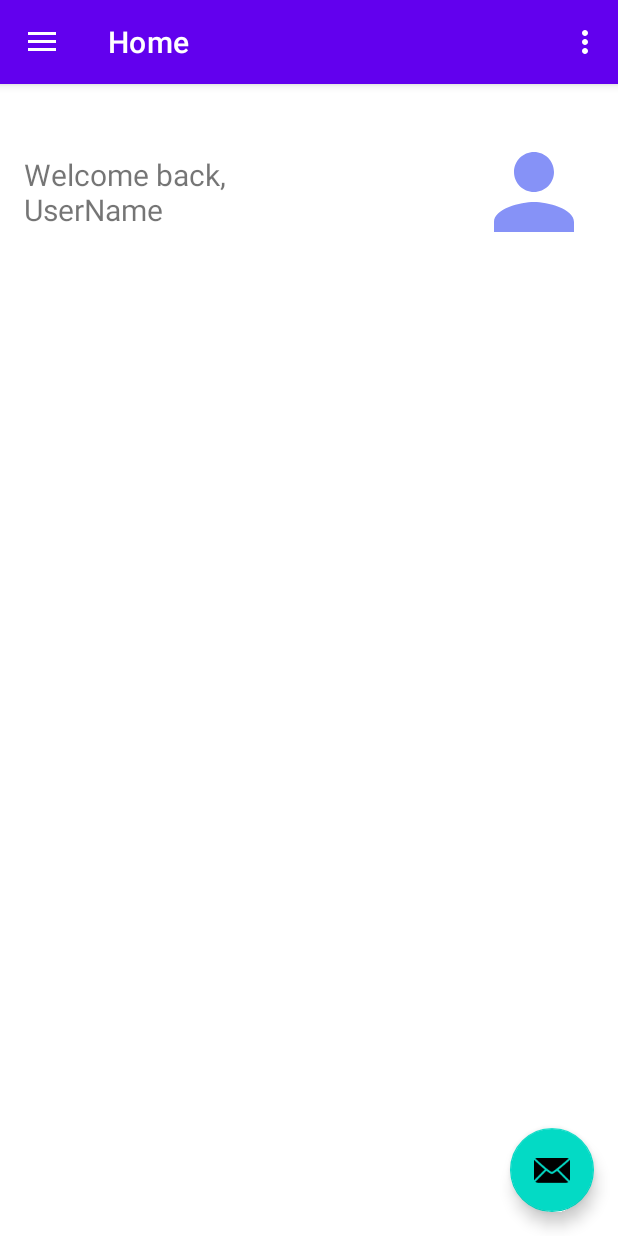
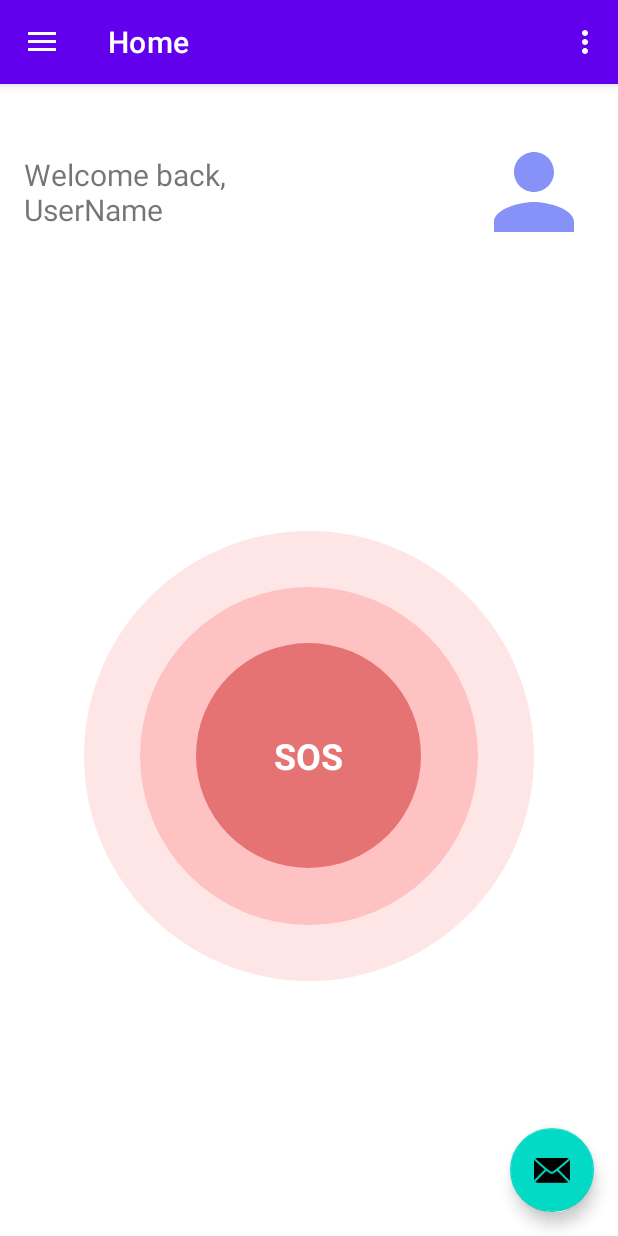
Before and after one commit to DARSHAN-AB/Respondr, an Android app: the screen it shows after launch once a user with an empty profile is signed in (MainActivity), on a phone screen of 412 x 824 dp. Run offline under Robolectric (Android 15) with nearby library versions, the phone set to English and light mode, and no system bars; our stand-ins replace Firebase (no records; nobody signed in at launch, a user with empty details on screens opened directly), navigation-ui.

Commit message:
SOS circle added in home page animation pending user name setting pending code completed

```diff
--- a/app/src/main/java/com/example/respondr/MainActivity.java
+++ b/app/src/main/java/com/example/respondr/MainActivity.java
@@ -31,7 +31,8 @@ public class MainActivity extends AppCompatActivity {
     private AppBarConfiguration mAppBarConfiguration;
     private ActivityMainBinding binding;
     private FirebaseAuth auth;
-    private TextView headerUserEmail;
+    private TextView headerUserEmail,headerUserName;
+    private String displayName;
     private ProgressDialog logoutprogress;
 
     @Override
@@ -67,6 +68,9 @@ public class MainActivity extends AppCompatActivity {
         View headerView = navigationView.getHeaderView(0);
         headerUserEmail = headerView.findViewById(R.id.userEmailTextView);
         headerUserEmail.setText(currentUser.getEmail());
+        displayName = currentUser.getDisplayName();
+        headerUserName = headerView.findViewById(R.id.userNameTextView);
+        headerUserName.setText(displayName);
         // Passing each menu ID as a set of Ids because each
         // menu should be considered as top level destinations.
         mAppBarConfiguration = new AppBarConfiguration.Builder(
--- a/app/src/main/java/com/example/respondr/login.java
+++ b/app/src/main/java/com/example/respondr/login.java
@@ -2,6 +2,7 @@ package com.example.respondr;
 
 import android.app.ProgressDialog;
 import android.content.Intent;
+import android.content.SharedPreferences;
 import android.graphics.Color;
 import android.graphics.Typeface;
 import android.os.Bundle;
@@ -41,6 +42,7 @@ import com.google.android.gms.tasks.Task;
 import com.google.firebase.auth.AuthCredential;
 import com.google.firebase.auth.AuthResult;
 import com.google.firebase.auth.FirebaseAuth;
+import com.google.firebase.auth.FirebaseUser;
 import com.google.firebase.auth.GoogleAuthProvider;
 
 public class login extends AppCompatActivity {
@@ -54,7 +56,6 @@ public class login extends AppCompatActivity {
     private TextView signupRedirect;
     private boolean isPasswordVisible = false;
     private ImageButton googlelogin;
-
 
 
     @Override
@@ -235,6 +236,14 @@ public class login extends AppCompatActivity {
                     @Override
                     public void onComplete(@NonNull Task<AuthResult> task) {
                         if(task.isSuccessful()){
+                            FirebaseUser user = auth.getCurrentUser();
+                            String DisplayName = user.getDisplayName();
+
+                            SharedPreferences sharedPreferences = getSharedPreferences("AppPrefs", MODE_PRIVATE);
+                            SharedPreferences.Editor editor = sharedPreferences.edit();
+                            editor.putString("username", DisplayName);
+                            editor.apply();
+
                             Toast.makeText(login.this, "Login Successful", Toast.LENGTH_SHORT).show();
                             startActivity(new Intent(login.this, MainActivity.class));
                             finish();
--- /dev/null
+++ b/app/src/main/res/anim/blink_large_circle.xml
@@ -0,0 +1,11 @@
+<?xml version="1.0" encoding="utf-8"?>
+<set xmlns:android="http://schemas.android.com/apk/res/android">
+
+    <alpha xmlns:android="http://schemas.android.com/apk/res/android"
+        android:fromAlpha="1.0"
+        android:toAlpha="0.2"
+        android:duration="1500"
+        android:repeatMode="reverse"
+        android:repeatCount="infinite" />
+
+</set>
--- /dev/null
+++ b/app/src/main/res/anim/blink_medium_circle.xml
@@ -0,0 +1,11 @@
+<?xml version="1.0" encoding="utf-8"?>
+<set xmlns:android="http://schemas.android.com/apk/res/android">
+
+    <alpha xmlns:android="http://schemas.android.com/apk/res/android"
+        android:fromAlpha="1.0"
+        android:toAlpha="0.2"
+        android:duration="1000"
+        android:repeatMode="reverse"
+        android:repeatCount="infinite" />
+
+</set>
--- /dev/null
+++ b/app/src/main/res/drawable/circle_mid.xml
@@ -0,0 +1,8 @@
+<shape xmlns:android="http://schemas.android.com/apk/res/android"
+    android:shape="oval">
+    <gradient
+        android:startColor="#FFC2C2"
+        android:endColor="#FFC2C2"
+        android:type="radial"
+        android:gradientRadius="100dp"/>
+</shape>
--- /dev/null
+++ b/app/src/main/res/drawable/circle_shape.xml
@@ -0,0 +1,8 @@
+<shape xmlns:android="http://schemas.android.com/apk/res/android"
+    android:shape="oval">
+    <gradient
+        android:startColor="#FFCDD2"
+        android:endColor="#FFE6E6"
+        android:type="radial"
+        android:gradientRadius="100dp"/>
+</shape>
--- /dev/null
+++ b/app/src/main/res/drawable/circle_shape_red.xml
@@ -0,0 +1,4 @@
+<shape xmlns:android="http://schemas.android.com/apk/res/android"
+    android:shape="oval">
+    <solid android:color="#E57373" />
+</shape>
--- a/app/src/main/res/layout/fragment_home.xml
+++ b/app/src/main/res/layout/fragment_home.xml
@@ -29,4 +29,45 @@
             android:src="@drawable/baseline_person_24" />
     </LinearLayout>
 
+    <RelativeLayout
+        xmlns:android="http://schemas.android.com/apk/res/android"
+        android:layout_width="match_parent"
+        android:layout_height="match_parent"
+        android:background="#FFF"
+        android:gravity="center">
+
+        <!-- Large outer circle -->
+        <View
+            android:id="@+id/large_circle"
+            android:layout_width="300dp"
+            android:layout_height="300dp"
+            android:alpha="1.0"
+            android:background="@drawable/circle_shape"
+            android:layout_centerInParent="true" />
+
+        <!-- Medium inner circle -->
+        <View
+            android:id="@+id/outer_circle"
+            android:layout_width="225dp"
+            android:layout_height="225dp"
+            android:alpha="1.0"
+            android:background="@drawable/circle_mid"
+            android:layout_centerInParent="true" />
+
+        <!-- Small inner circle (SOS button) -->
+        <TextView
+            android:id="@+id/sos_button"
+            android:layout_width="150dp"
+            android:layout_height="150dp"
+            android:background="@drawable/circle_shape_red"
+            android:gravity="center"
+            android:text="SOS"
+            android:textColor="#FFF"
+            android:textStyle="bold"
+            android:textSize="24sp"
+            android:layout_centerInParent="true" />
+    </RelativeLayout>
+
+
+
 </LinearLayout>
```
